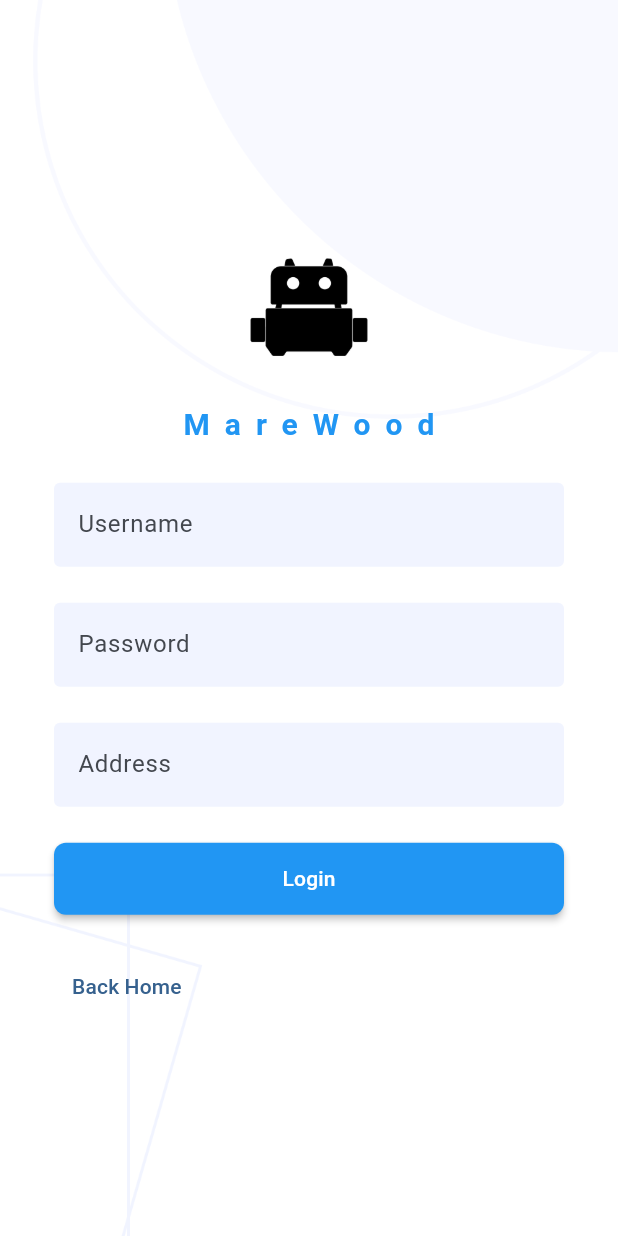
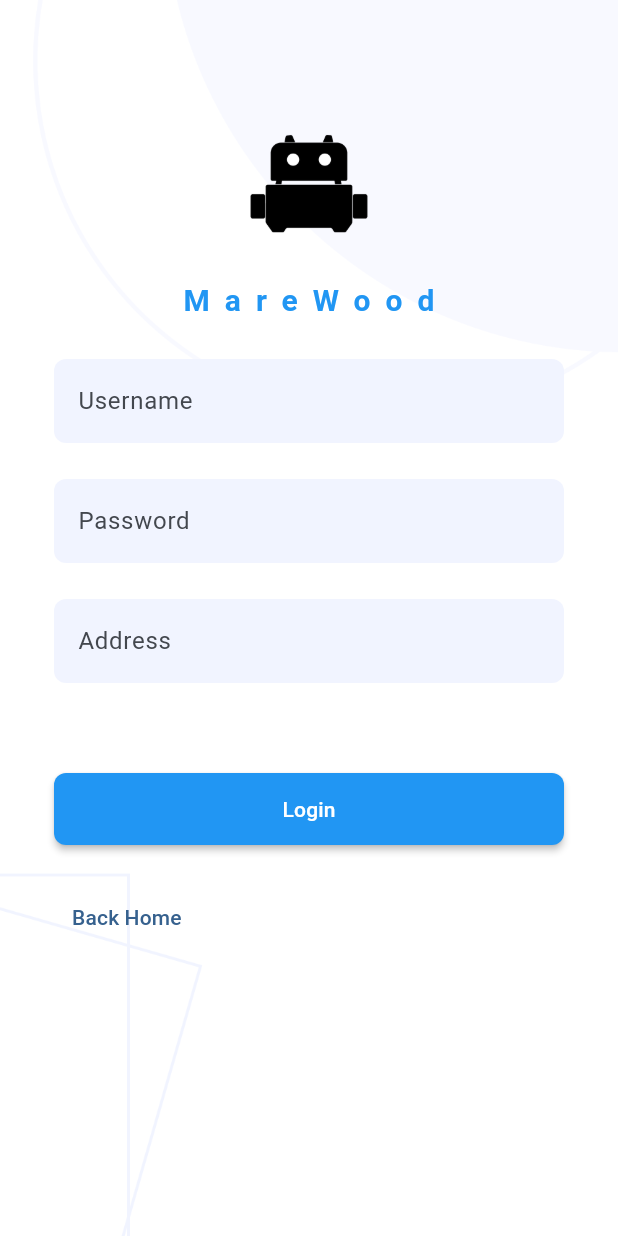
Before and after one commit to xusenlin/marewoodClient, a Flutter app: the Login screen opened by its route, on a phone screen of 412 x 824 dp. Run offline on Flutter 3.47's test engine with Material 3 defaults, Android fonts, the phone set to English and light mode, and no system bars; our stand-ins replace shared_preferences, webview_flutter; missing offline and left inert: tdesign_flutter; accounts and stored records are empty.

Commit message:
优化登陆样式

```diff
--- a/lib/pages/home/drawer/main.dart
+++ b/lib/pages/home/drawer/main.dart
@@ -34,6 +34,10 @@ class _DrawerState extends State<MainDrawer> {
   }
 
   Future<void> _initMainDrawer(BuildContext context) async{
+    var userProvider = Provider.of<UserProvider>(context,listen: false);
+    if(userProvider.user==null){
+      return;
+    }
     try{
       var sys = await fetchSysInfo();
       setState(() {
@@ -42,13 +46,6 @@ class _DrawerState extends State<MainDrawer> {
     }catch(e){
       if(!context.mounted)return;
       TDToast.showText(e.toString(), context: context);
-      // Navigator.of(context).pop();
-      // ScaffoldMessenger.of(context).showSnackBar(
-      //   SnackBar(
-      //       behavior: SnackBarBehavior.floating,
-      //       content: Text(e.toString() )
-      //   ),
-      // );
     }
   }
 
--- a/lib/pages/home/task/taskCard.dart
+++ b/lib/pages/home/task/taskCard.dart
@@ -16,6 +16,8 @@ import '../../../stores/themeProvider.dart';
 
 class TaskCard extends StatelessWidget {
   const TaskCard({super.key, required this.task, required this.onChangeData});
+
+
 
   final Task task;
   final VoidCallback onChangeData;
--- a/lib/pages/login/login.dart
+++ b/lib/pages/login/login.dart
@@ -25,8 +25,9 @@ class LoginState extends State<Login>{
     return InputDecoration(
       filled: true,
       fillColor: const Color.fromARGB(255, 241, 244, 255),
-      enabledBorder: const OutlineInputBorder(
-        borderSide: BorderSide(
+      enabledBorder: OutlineInputBorder(
+        borderRadius: BorderRadius.circular(8),
+        borderSide: const BorderSide(
           color: Colors.transparent, // 未对焦时去掉边框
         ),
       ),
@@ -101,7 +102,7 @@ class LoginState extends State<Login>{
                   mainAxisAlignment: MainAxisAlignment.center,
                   crossAxisAlignment: CrossAxisAlignment.center,
                   children: [
-                    SizedBox(height: MediaQuery.of(context).size.height * 0.2),
+                    SizedBox(height: MediaQuery.of(context).size.height * 0.1),
                     Image.asset("assets/img/logo.png", width: 80),
                     const SizedBox(height: 24.0),
                     Text(appName,style: TextStyle(color: themeProvider.themeColor,fontSize: 20,fontWeight: FontWeight.w700,letterSpacing:10)),
@@ -121,7 +122,7 @@ class LoginState extends State<Login>{
                       controller: addressController,
                       decoration: textFieldDecoration(themeProvider.themeColor,"Address"),
                     ),
-                    const SizedBox(height: 24.0),
+                    const SizedBox(height: 60.0),
                     MaterialButton(
                       color: themeProvider.themeColor,
                       textColor: Theme.of(context).colorScheme.onPrimary,
```
